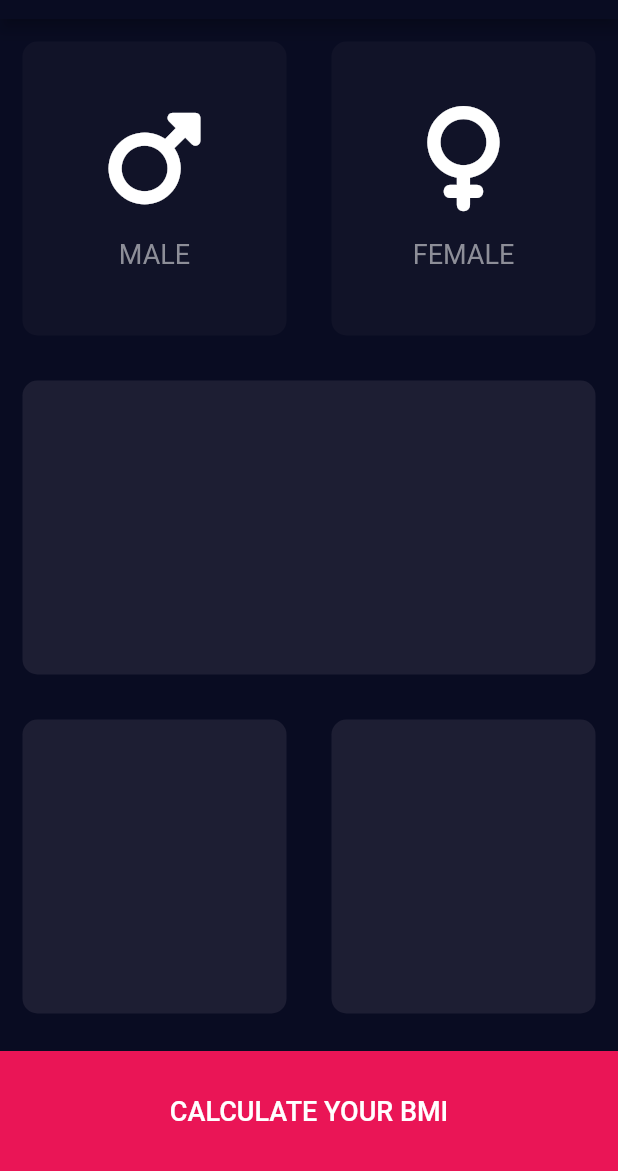
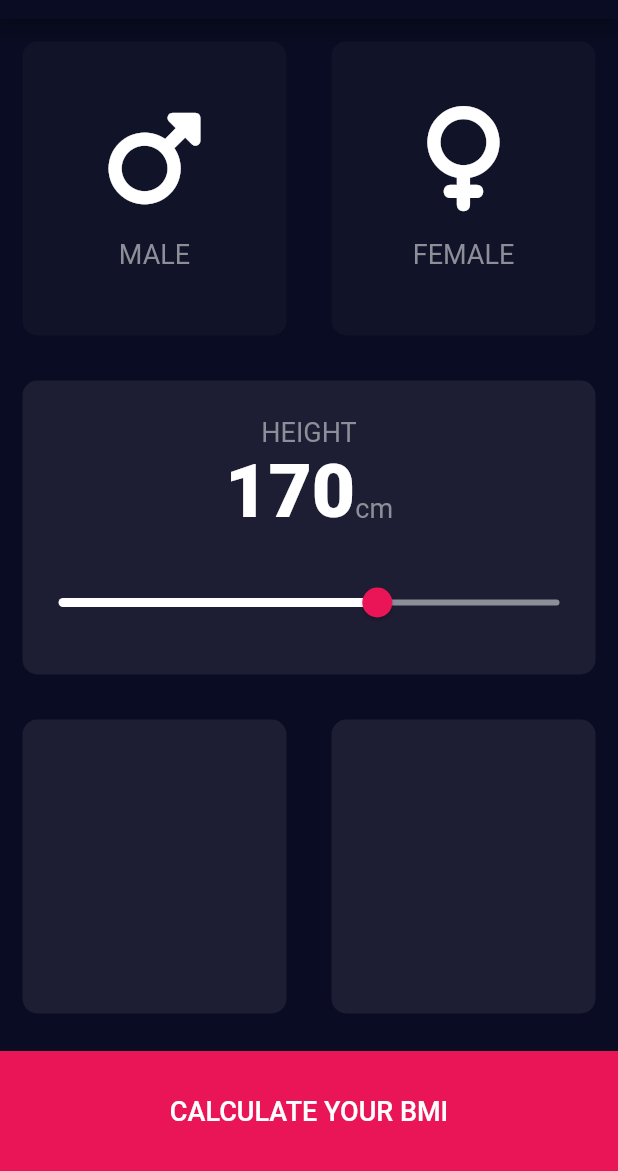
Before and after one commit to Flutter-Refs/bmi-calculator, a Flutter app: the screen it shows after launch, on a phone screen of 412 x 824 dp, the part 65-1236 px from its top. Run offline on Flutter 3.47's test engine with Material 2 defaults, Android fonts, the phone set to English and light mode, and no system bars; our stand-ins replace font_awesome_flutter.

Commit message:
Implemented constants class

```diff
--- /dev/null
+++ b/lib/constants.dart
@@ -0,0 +1,18 @@
+import 'package:flutter/material.dart';
+
+const kPrimaryColour = Color(0xFF090C22);
+const kSecondaryColour = Color(0xFFEA1556);
+const kHeaderColour = Color(0xFF8D8E98);
+const kDefaultCardColour = Color(0xFF1D1E33);
+const kActiveCardColor = Color(0xFF1D1E33);
+const kInactiveCardColor = Color(0xFF111328);
+
+const kLabelTextStyle = TextStyle(
+  fontSize: 18.0,
+  color: kHeaderColour,
+);
+
+const kNumberTextStyle = TextStyle(
+  fontSize: 50,
+  fontWeight: FontWeight.w900,
+);
--- a/lib/gender_child_card.dart
+++ b/lib/gender_child_card.dart
@@ -1,6 +1,6 @@
 // ignore_for_file: must_be_immutable
 
-import 'package:bmi_calculator/heading.dart';
+import 'package:bmi_calculator/label_text.dart';
 import 'package:bmi_calculator/gender.dart';
 import 'package:flutter/material.dart';
 import 'package:font_awesome_flutter/font_awesome_flutter.dart';
@@ -26,7 +26,7 @@ class GenderChildCard extends StatelessWidget {
         const SizedBox(
           height: 18,
         ),
-        Heading(
+        LabelText(
           text: gender.name.toUpperCase(),
         ),
       ],
--- a/lib/input_number_card.dart
+++ b/lib/input_number_card.dart
@@ -1,7 +1,7 @@
 // ignore_for_file: must_be_immutable
 
 import 'package:bmi_calculator/circle_icon.dart';
-import 'package:bmi_calculator/heading.dart';
+import 'package:bmi_calculator/label_text.dart';
 import 'package:bmi_calculator/input_number_type.dart';
 import 'package:bmi_calculator/numeric_text.dart';
 import 'package:flutter/material.dart';
@@ -48,7 +48,7 @@ class _InputNumberCardState extends State<InputNumberCard> {
     return Column(
       mainAxisAlignment: MainAxisAlignment.center,
       children: [
-        Heading(
+        LabelText(
           text: title,
         ),
         NumericText(
--- a/lib/input_page.dart
+++ b/lib/input_page.dart
@@ -1,16 +1,14 @@
 // ignore_for_file: prefer_const_constructors, prefer_const_literals_to_create_immutables, must_be_immutable
 
+import 'package:bmi_calculator/constants.dart';
 import 'package:bmi_calculator/gender.dart';
 import 'package:bmi_calculator/gender_child_card.dart';
+import 'package:bmi_calculator/label_text.dart';
+import 'package:bmi_calculator/numeric_text.dart';
 import 'package:bmi_calculator/reusable_card.dart';
 import 'package:flutter/material.dart';
 
 const bottomContainerHeight = 80.0;
-const Color headerColour = Color(0xFF8D8E98);
-
-const Color activeCardColor = Color(0xFF1D1E33);
-const Color inactiveCardColor = Color(0xFF111328);
-
 Gender? selectedGender;
 
 class InputPage extends StatefulWidget {
@@ -21,7 +19,7 @@ class InputPage extends StatefulWidget {
 }
 
 class _InputPageState extends State<InputPage> {
-  // double _heightSliderValue = 170;
+  double _heightSliderValue = 170;
 
   @override
   Widget build(BuildContext context) {
@@ -42,7 +40,7 @@ class _InputPageState extends State<InputPage> {
                         selectedGender = Gender.male;
                       });
                     },
-                    colour: selectedGender == Gender.male ? activeCardColor : inactiveCardColor,
+                    colour: selectedGender == Gender.male ? kActiveCardColor : kInactiveCardColor,
                     cardChild: GenderChildCard(
                       gender: Gender.male,
                     ),
@@ -55,7 +53,7 @@ class _InputPageState extends State<InputPage> {
                         selectedGender = Gender.female;
                       });
                     },
-                    colour: selectedGender == Gender.female ? activeCardColor : inactiveCardColor,
+                    colour: selectedGender == Gender.female ? kActiveCardColor : kInactiveCardColor,
                     cardChild: GenderChildCard(
                       gender: Gender.female,
                     ),
@@ -68,44 +66,45 @@ class _InputPageState extends State<InputPage> {
           Expanded(
             child: ReusableCard(
               onPress: () {},
-              // cardChild: Column(
-              //   mainAxisAlignment: MainAxisAlignment.center,
-              //   children: [
-              //     Heading(
-              //       text: 'HEIGHT',
-              //     ),
-              //     Row(
-              //       mainAxisAlignment: MainAxisAlignment.center,
-              //       crossAxisAlignment: CrossAxisAlignment.end,
-              //       children: [
-              //         NumericText(value: _heightSliderValue.round()),
-              //         Padding(
-              //           padding: const EdgeInsets.only(bottom: 10),
-              //           child: Heading(
-              //             text: 'cm',
-              //           ),
-              //         ),
-              //       ],
-              //     ),
-              //     SizedBox(
-              //       height: 20,
-              //     ),
-              //     Slider(
-              //       value: _heightSliderValue,
-              //       max: 210,
-              //       min: 100,
-              //       label: _heightSliderValue.round().toString(),
-              //       thumbColor: Color(0xFFEA1556),
-              //       activeColor: Colors.white,
-              //       inactiveColor: headerColour,
-              //       onChanged: (double value) {
-              //         setState(() {
-              //           _heightSliderValue = value;
-              //         });
-              //       },
-              //     )
-              //   ],
-              // ),
+              cardChild: Column(
+                mainAxisAlignment: MainAxisAlignment.center,
+                children: [
+                  LabelText(
+                    text: 'HEIGHT',
+                  ),
+                  Row(
+                    mainAxisAlignment: MainAxisAlignment.center,
+                    crossAxisAlignment: CrossAxisAlignment.baseline,
+                    textBaseline: TextBaseline.alphabetic,
+                    children: [
+                      Text(
+                        _heightSliderValue.round().toString(),
+                        style: kNumberTextStyle,
+                      ),
+                      LabelText(
+                        text: 'cm',
+                      ),
+                    ],
+                  ),
+                  SizedBox(
+                    height: 20,
+                  ),
+                  Slider(
+                    value: _heightSliderValue,
+                    max: 210,
+                    min: 100,
+                    label: _heightSliderValue.round().toString(),
+                    thumbColor: kSecondaryColour,
+                    activeColor: Colors.white,
+                    inactiveColor: kHeaderColour,
+                    onChanged: (double value) {
+                      setState(() {
+                        _heightSliderValue = value;
+                      });
+                    },
+                  )
+                ],
+              ),
             ),
           ),
           Expanded(
@@ -130,8 +129,9 @@ class _InputPageState extends State<InputPage> {
               ],
             ),
           ),
+          // Calculate BMI
           Container(
-            color: Color(0xFFEA1556),
+            color: kSecondaryColour,
             width: double.infinity,
             height: bottomContainerHeight,
             margin: EdgeInsets.only(top: 10.0),
--- a/lib/heading.dart
+++ b/lib/label_text.dart
@@ -1,15 +1,13 @@
 // Reusable text
 // ignore_for_file: must_be_immutable
 
+import 'package:bmi_calculator/constants.dart';
 import 'package:flutter/material.dart';
 
-const headerFontSize = 18.0;
-const Color headerColour = Color(0xFF8D8E98);
-
-class Heading extends StatelessWidget {
+class LabelText extends StatelessWidget {
   String text;
 
-  Heading({
+  LabelText({
     super.key,
     required this.text,
   });
@@ -18,10 +16,7 @@ class Heading extends StatelessWidget {
   Widget build(BuildContext context) {
     return Text(
       text,
-      style: const TextStyle(
-        fontSize: headerFontSize,
-        color: headerColour,
-      ),
+      style: kLabelTextStyle,
     );
   }
 }
--- a/lib/main.dart
+++ b/lib/main.dart
@@ -1,5 +1,6 @@
 // ignore_for_file: prefer_const_constructors, use_full_hex_values_for_flutter_colors
 
+import 'package:bmi_calculator/constants.dart';
 import 'package:bmi_calculator/input_page.dart';
 import 'package:flutter/material.dart';
 
@@ -15,10 +16,10 @@ class BMICalculator extends StatelessWidget {
     return MaterialApp(
       theme: ThemeData.dark().copyWith(
         colorScheme: ColorScheme.fromSwatch().copyWith(
-          primary: Color(0xFF090c22),
-          secondary: Color(0xFFea1556),
+          primary: kPrimaryColour,
+          secondary: kSecondaryColour,
         ),
-        scaffoldBackgroundColor: Color(0xFF090c22),
+        scaffoldBackgroundColor: kPrimaryColour,
       ),
       home: InputPage(),
     );
--- a/lib/reusable_card.dart
+++ b/lib/reusable_card.dart
@@ -2,16 +2,16 @@
 // ignore_for_file: must_be_immutable
 
 import 'package:flutter/material.dart';
+import 'package:bmi_calculator/constants.dart';
 
 class ReusableCard extends StatelessWidget {
-  static const Color defaultColour = Color(0xFF1D1E33);
   final Color colour;
   final Widget? cardChild;
   final VoidCallback onPress;
 
   const ReusableCard({
     super.key,
-    this.colour = defaultColour,
+    this.colour = kDefaultCardColour,
     this.cardChild,
     required this.onPress,
   });
```
